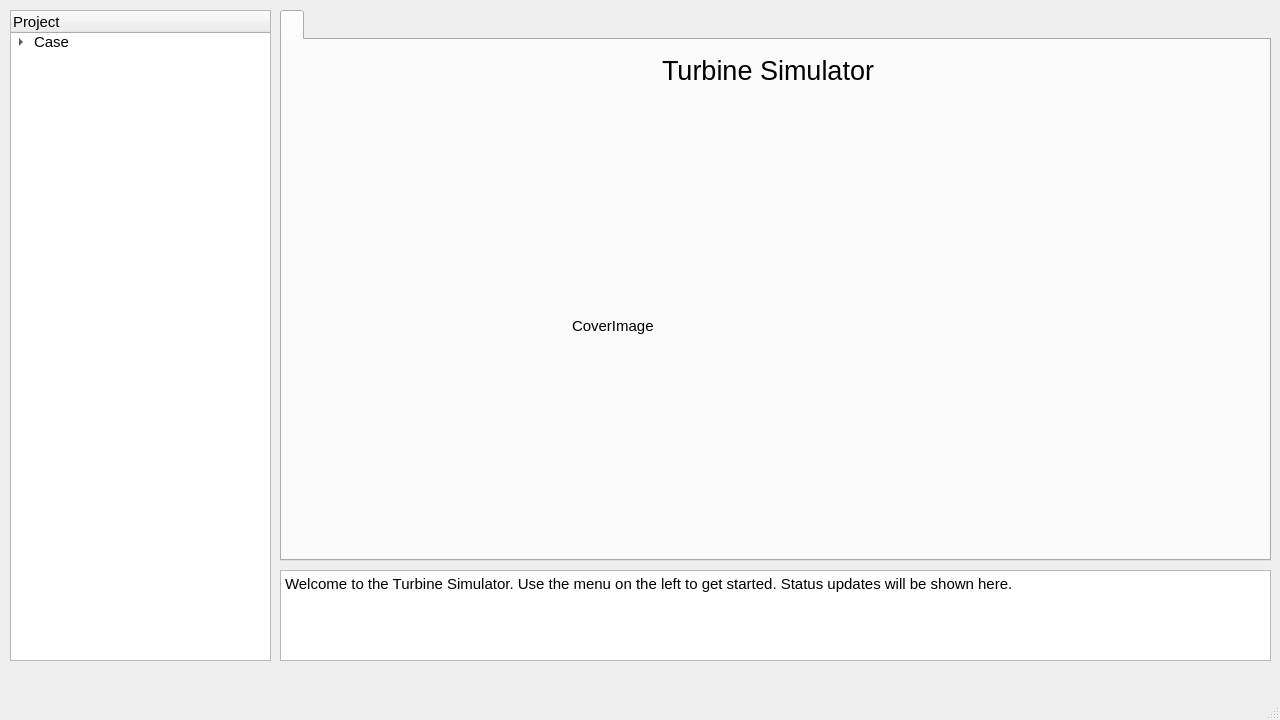
First picture: the form in src/GUI_QtDesigner/turbine_simulator_window.ui, repository AudriusZ/Hill-Chart-Calculator, before the edit.
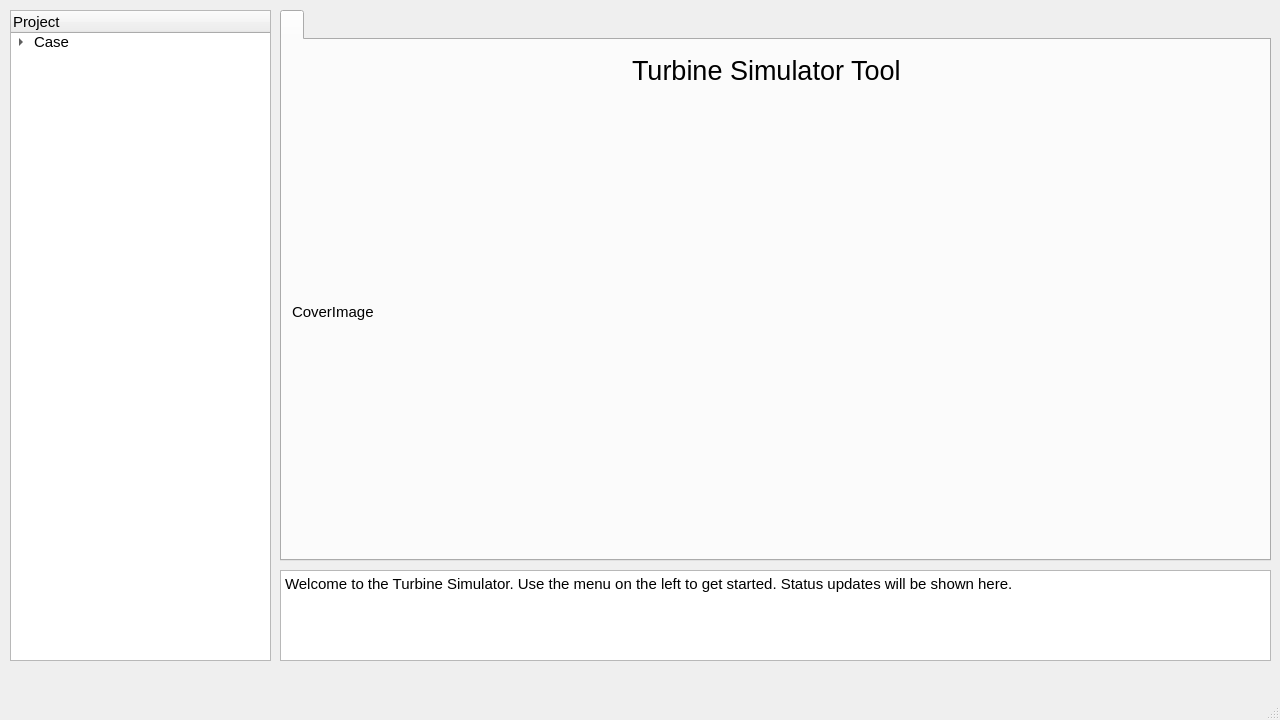
Second picture: the form after the edit.

```diff
--- a/src/GUI_QtDesigner/turbine_simulator_window.ui
+++ b/src/GUI_QtDesigner/turbine_simulator_window.ui
@@ -137,10 +137,10 @@
      <widget class="QLabel" name="CoverImage">
       <property name="geometry">
        <rect>
-        <x>290</x>
-        <y>60</y>
-        <width>398</width>
-        <height>451</height>
+        <x>10</x>
+        <y>150</y>
+        <width>961</width>
+        <height>243</height>
        </rect>
       </property>
       <property name="text">
@@ -150,9 +150,9 @@
      <widget class="QLabel" name="label">
       <property name="geometry">
        <rect>
-        <x>380</x>
+        <x>350</x>
         <y>10</y>
-        <width>221</width>
+        <width>281</width>
         <height>41</height>
        </rect>
       </property>
@@ -162,7 +162,7 @@
        </font>
       </property>
       <property name="text">
-       <string>Turbine Simulator</string>
+       <string>Turbine Simulator Tool</string>
       </property>
      </widget>
     </widget>
```
